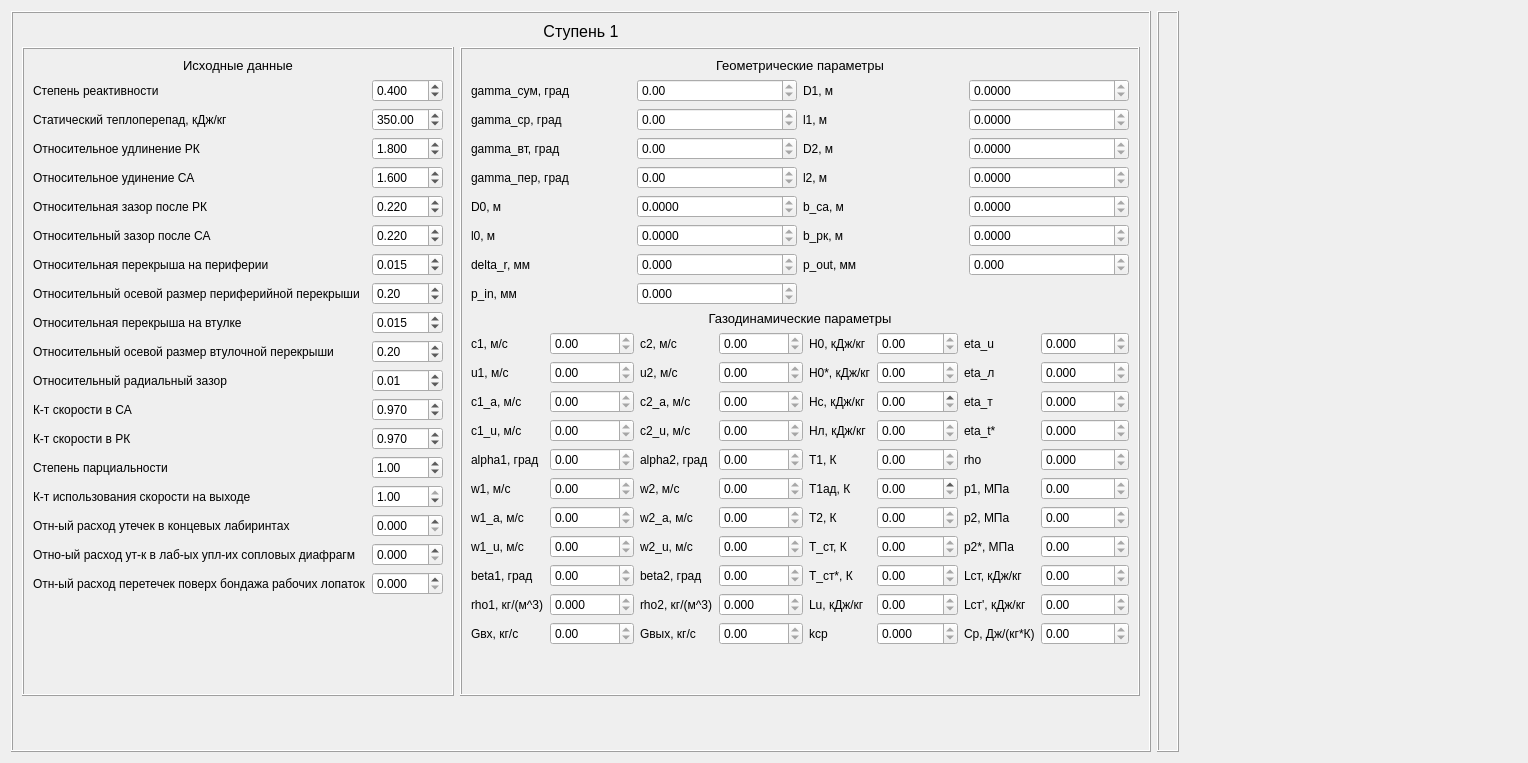
Old version of the form gui/average_streamline/stage_data_widget.ui in the repository las-palmas1/turbine.
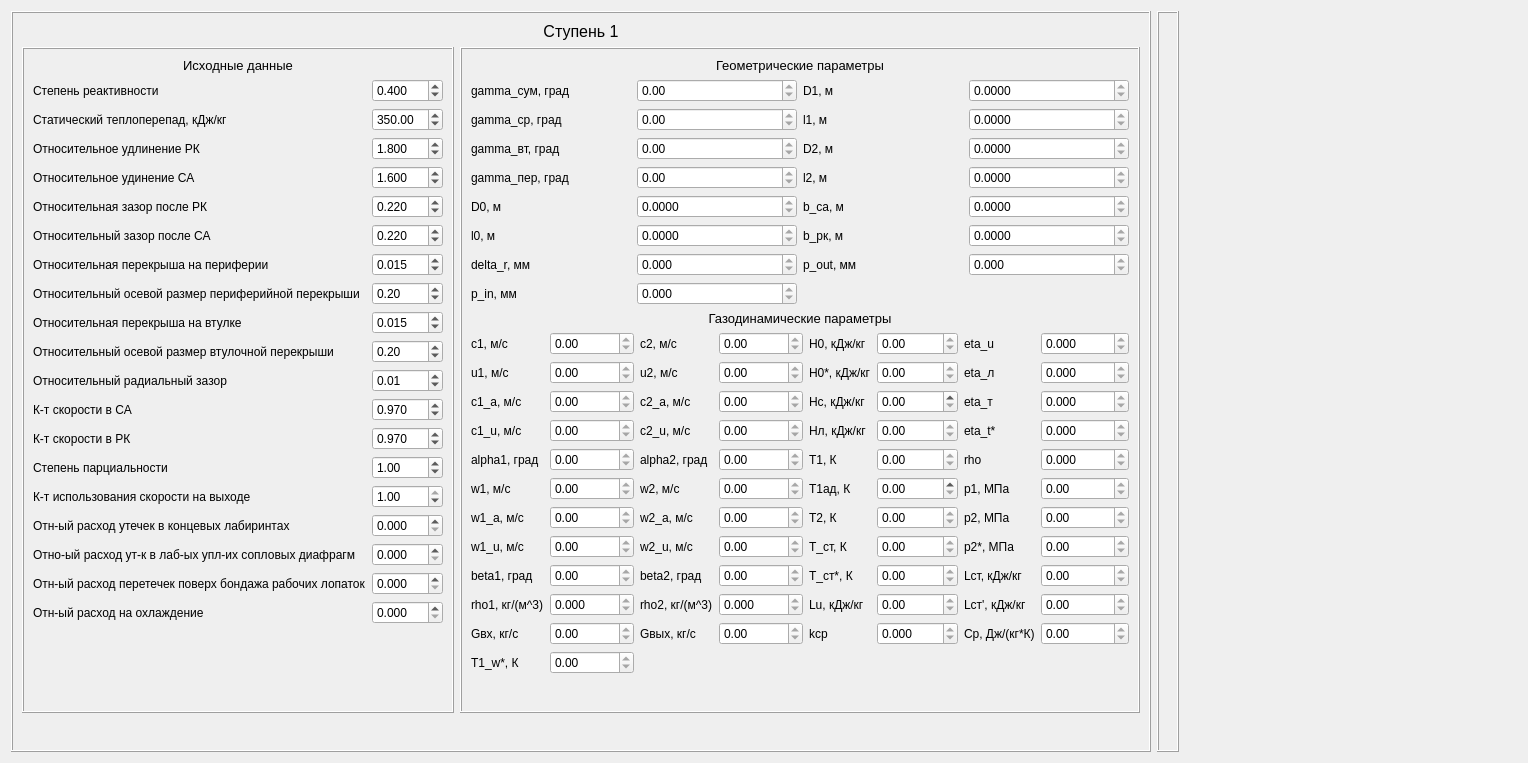
New version of the form.

Commit message: Add tests for turbine profiling, add tests for input data setting from Turbine object.

What changed in the file:
```diff
--- a/gui/average_streamline/stage_data_widget.ui
+++ b/gui/average_streamline/stage_data_widget.ui
@@ -468,6 +468,26 @@
                </property>
               </widget>
              </item>
+             <item row="18" column="0">
+              <widget class="QLabel" name="label_21">
+               <property name="text">
+                <string>Отн-ый расход на охлаждение </string>
+               </property>
+              </widget>
+             </item>
+             <item row="18" column="1">
+              <widget class="QDoubleSpinBox" name="g_cool">
+               <property name="decimals">
+                <number>3</number>
+               </property>
+               <property name="maximum">
+                <double>1.000000000000000</double>
+               </property>
+               <property name="singleStep">
+                <double>0.010000000000000</double>
+               </property>
+              </widget>
+             </item>
             </layout>
            </item>
            <item>
@@ -1699,6 +1719,23 @@
                </property>
               </widget>
              </item>
+             <item row="11" column="0">
+              <widget class="QLabel" name="label_20">
+               <property name="text">
+                <string>T1_w*, К</string>
+               </property>
+              </widget>
+             </item>
+             <item row="11" column="1">
+              <widget class="QDoubleSpinBox" name="T1_w_stag">
+               <property name="readOnly">
+                <bool>true</bool>
+               </property>
+               <property name="maximum">
+                <double>10000.000000000000000</double>
+               </property>
+              </widget>
+             </item>
             </layout>
            </item>
            <item>
```
Left out of the diff: 436 changed lines with no effect on the pictures. The commit also changes 12 other files.
